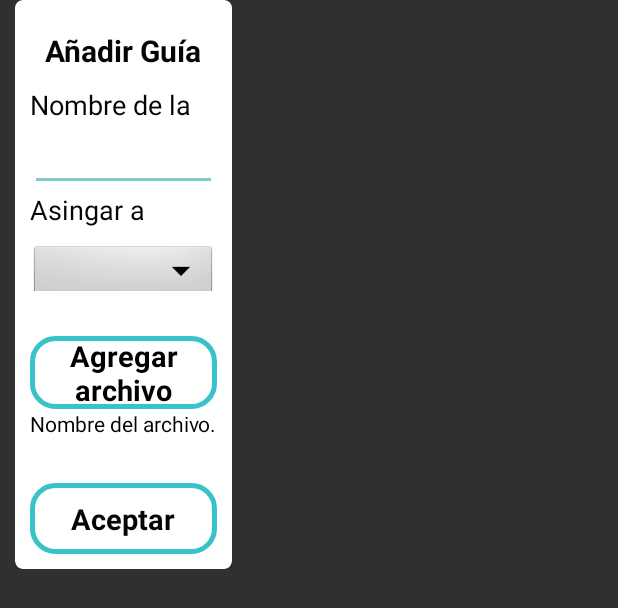
After one commit to Emarmota/EHL, an Android app: the layout a_alertdialog_guia.xml on its own in the app's theme, with its tools: preview values and no code run, on a phone screen of 412 x 824 dp. The commit adds this screen. Shown: the top 608 px of the screen. Run offline under Robolectric (Android 15) with nearby library versions, the phone set to English and light mode, and no system bars; network calls fail.

Commit message:
añadir guia fixed/ problema btn aceptar

```diff
--- a/app/src/main/java/mx/tec/EHL/MainActivity.kt
+++ b/app/src/main/java/mx/tec/EHL/MainActivity.kt
@@ -4,9 +4,12 @@ import android.content.Intent
 import androidx.appcompat.app.AppCompatActivity
 import android.os.Bundle
 import android.util.Log
+import android.view.LayoutInflater
 import android.widget.Button
 import android.widget.EditText
+import android.widget.TextView
 import android.widget.Toast
+import androidx.appcompat.app.AlertDialog
 import com.android.volley.Request
 import com.android.volley.Response
 import com.android.volley.toolbox.JsonArrayRequest
@@ -37,7 +40,19 @@ class MainActivity : AppCompatActivity() {
 
         val editTextTextPersonName = findViewById<EditText>(R.id.editTextTextPersonName)
         val editTextTextPassword = findViewById<EditText>(R.id.editTextTextPassword)
+        val listencontact = findViewById<TextView>(R.id.txtContact)
+
         var queue = Volley.newRequestQueue(this)
+
+        listencontact.setOnClickListener {
+            val view = LayoutInflater.from(this).inflate(R.layout.activity_popup_contacto, null)
+
+            val builder = AlertDialog.Builder(this)
+                    .setView(view)
+
+            val dialog = builder.show()
+        }
+
 
         val buttonIngresar=findViewById<Button>(R.id.buttonIngresar)
         buttonIngresar.setOnClickListener{
@@ -52,9 +67,7 @@ class MainActivity : AppCompatActivity() {
                 }
                 catch (e : Exception){
                     Toast.makeText(this,"No existe el usuario",Toast.LENGTH_SHORT).show()
-
                 }
-
             }
             val error = Response.ErrorListener {error ->
 //                Log.e("MENSAJE_ERROR",error.message!!)
@@ -63,9 +76,6 @@ class MainActivity : AppCompatActivity() {
             queue.add(request)
 
         }
-
-
-
     }
 
 
@@ -85,8 +95,9 @@ class MainActivity : AppCompatActivity() {
             val intent= Intent(this@MainActivity,MainActivityControlParental::class.java)
             startActivity(intent)
         }
+    }
 
-    }
+
     private fun saveSession(id: Int,pass: String){
         sharedPref.put(Constant.PREF_ID, id)
         sharedPref.put(Constant.PREF_PASSWORD, pass)
--- a/app/src/main/java/mx/tec/EHL/PopUpClassAñadirCQuiz.kt
+++ b/app/src/main/java/mx/tec/EHL/PopUpClassAñadirCQuiz.kt
@@ -59,9 +59,6 @@ class PopUpClassAñadirCQuiz(context: Context) {
         nombreAlumno = popupView.findViewById(R.id.txt_NombreAlum)
         val grupoSpinner = popupView.findViewById<Spinner>(R.id.spinner_grupo)
 
-
-
-
         var queue = Volley.newRequestQueue(context)
         val uri = "http://"+context.getString(R.string.ip_connection)+"/api/alumnosGruposMaestro/"+sharedPref.getInt(Constant.PREF_ID)
         val listener = Response.Listener<JSONArray> { response ->
@@ -86,10 +83,7 @@ class PopUpClassAñadirCQuiz(context: Context) {
         val request = JsonArrayRequest(Request.Method.GET, uri, null, listener, error)
         queue.add(request)
 
-
-
-
-
+        try {
             val continuarButton = popupView.findViewById<Button>(R.id.continuarButton)
             continuarButton.setOnClickListener { //As an example, display the message
                 Toast.makeText(view.context, "El alumno " + nombreAlumno!!.text.toString() + " ha sido agregado", Toast.LENGTH_SHORT).show()
@@ -100,8 +94,8 @@ class PopUpClassAñadirCQuiz(context: Context) {
                 intent.addFlags(Intent.FLAG_ACTIVITY_CLEAR_TOP)
                 context.startActivity(intent)
             }
-
-
+        }
+        catch (e: java.lang.NullPointerException){}
     }
 
     private fun AgregarCQuiz(context : Context){
@@ -110,7 +104,8 @@ class PopUpClassAñadirCQuiz(context: Context) {
         if(anadirConGrupo){
             grupoAlumno = textoEmergente!!.text.toString()
             uri = "http://"+context.getString(R.string.ip_connection)+"/api/maestroAgregarAlumnoConGrupo/"+sharedPref.getInt(Constant.PREF_ID)+"/"+URLEncoder.encode( nombreAlumno!!.text.toString(), "utf-8")+"/"+usuarioAlumno!!.text.toString()+"/"+contraseñaAlumno!!.text.toString()+"/"+URLEncoder.encode(grupoAlumno, "utf-8")+"/"+(usuarioAlumno!!.text.toString()+"_cp")+"/"+(usuarioAlumno!!.text.toString()+"_cp")
-        }else{
+        }
+        else{
             uri = "http://"+context.getString(R.string.ip_connection)+"/api/maestroAgregarAlumnoSinGrupo/"+URLEncoder.encode( nombreAlumno!!.text.toString(), "utf-8")+"/"+usuarioAlumno!!.text.toString()+"/"+contraseñaAlumno!!.text.toString()+"/"+URLEncoder.encode(grupoAlumno, "utf-8")+"/"+(usuarioAlumno!!.text.toString()+"_cp")+"/"+(usuarioAlumno!!.text.toString()+"_cp")
         }
 
@@ -124,7 +119,6 @@ class PopUpClassAñadirCQuiz(context: Context) {
         }
         val request = JsonArrayRequest(Request.Method.GET, uri, null, listener, error)
         queue.add(request)
-
     }
 
     private fun SetSpinnerValues( popupView : View, grupoSpinner: Spinner,  lista : List<String>){
@@ -168,8 +162,4 @@ class PopUpClassAñadirCQuiz(context: Context) {
                 }
             }
     }
-
-
-
-
 }
--- a/app/src/main/java/mx/tec/EHL/Profesor/activity_main_maestro_trabajos.kt
+++ b/app/src/main/java/mx/tec/EHL/Profesor/activity_main_maestro_trabajos.kt
@@ -6,8 +6,12 @@ import androidx.appcompat.app.AppCompatActivity
 import android.os.Bundle
 import android.provider.MediaStore
 import android.util.Log
+import android.view.LayoutInflater
+import android.view.View
 import android.widget.ImageView
+import android.widget.TextView
 import android.widget.Toast
+import androidx.appcompat.app.AlertDialog
 import androidx.recyclerview.widget.LinearLayoutManager
 import androidx.recyclerview.widget.RecyclerView
 import com.android.volley.Request
@@ -17,6 +21,8 @@ import com.android.volley.toolbox.Volley
 import com.google.firebase.ktx.Firebase
 import com.google.firebase.storage.FirebaseStorage
 import com.google.firebase.storage.ktx.storage
+import kotlinx.android.synthetic.main.a_alertdialog_guia.*
+import kotlinx.android.synthetic.main.a_alertdialog_guia.view.*
 import mx.tec.EHL.Adapter.ProfesorAdapter
 import mx.tec.EHL.Helper.Constant
 import mx.tec.EHL.Helper.PreferencesHelper
@@ -34,7 +40,7 @@ class activity_main_maestro_trabajos : AppCompatActivity() {
 
     private val STOAGE_PERMISSION_CODE : Int =1000
     val FILE = 1
-
+    var save = false
     private var imageData : ByteArray?=null
     val storage = Firebase.storage("gs://my-project-d35b1.appspot.com")
     val storageRef = storage.reference
@@ -45,8 +51,25 @@ class activity_main_maestro_trabajos : AppCompatActivity() {
 
             val btnAddGuia = findViewById<ImageView>(R.id.btnAddGuia)
             btnAddGuia.setOnClickListener {
-                openContent()
+
+                val view = LayoutInflater.from(this).inflate(R.layout.a_alertdialog_guia, null)
+
+                val builder = AlertDialog.Builder(this)
+                        .setView(view)
+
+                val dialog = builder.show()
+
+                dialog.btnagregarguia.setOnClickListener {
+                    openContent()
+                }
+
+                view.btnaceptarguia.setOnClickListener {
+                    save=true
+                    //dialog.dismiss()
+
+                }
             }
+
             val btnAddCQuiz = findViewById<ImageView>(R.id.btnAddCQuiz)
             btnAddCQuiz.setOnClickListener {v ->
                 val a = PopUpClassAñadirCQuiz(this)
@@ -60,9 +83,6 @@ class activity_main_maestro_trabajos : AppCompatActivity() {
                 intent.addFlags(Intent.FLAG_ACTIVITY_CLEAR_TOP)
                 startActivity(intent)
             }
-
-
-
 
             var queue1 = Volley.newRequestQueue(this)
             val uri1 =
@@ -110,10 +130,6 @@ class activity_main_maestro_trabajos : AppCompatActivity() {
             }
             val request1 = JsonArrayRequest(Request.Method.GET, uri1, null, listener1, error1)
             queue1.add(request1)
-
-
-
-
 
 
             var queue = Volley.newRequestQueue(this)
@@ -202,10 +218,13 @@ class activity_main_maestro_trabajos : AppCompatActivity() {
         var storageRef = FirebaseStorage.getInstance().reference.child("files").child(fileName)
         storageRef.putFile(fileUri).addOnSuccessListener {
             Toast.makeText(this, "Se ha subido el archivo correctamente", Toast.LENGTH_LONG).show()
+            save=false
+            nombrartexto(fileName)
         }
     }
 
-
-
-
+    fun nombrartexto(nombre: String)
+    {
+        txtarchivo.text= nombre
+    }
 }
--- /dev/null
+++ b/app/src/main/res/layout/a_alertdialog_guia.xml
@@ -0,0 +1,107 @@
+<?xml version="1.0" encoding="utf-8"?>
+<LinearLayout xmlns:android="http://schemas.android.com/apk/res/android"
+    xmlns:app="http://schemas.android.com/apk/res-auto"
+    android:layout_width="wrap_content"
+    android:layout_height="wrap_content"
+    android:gravity="center"
+    android:paddingLeft="10dp"
+    android:paddingRight="10dp">
+
+    <androidx.cardview.widget.CardView
+        android:layout_width="match_parent"
+        android:layout_height="wrap_content"
+        android:background="#9EF8EDED"
+        android:backgroundTint="#FFFFFF"
+        app:cardCornerRadius="5dp">
+
+        <LinearLayout
+            android:layout_width="match_parent"
+            android:layout_height="match_parent"
+            android:orientation="vertical"
+            android:padding="10dp">
+
+
+            <TextView
+                android:id="@+id/titleText"
+                android:layout_width="wrap_content"
+                android:layout_height="wrap_content"
+                android:layout_gravity="left"
+                android:padding="10dp"
+                android:text="Añadir Guía"
+                android:textColor="#050505"
+                android:textSize="20sp"
+                android:textStyle="bold" />
+
+            <TextView
+                android:id="@+id/tv_nombrealum"
+                android:layout_width="match_parent"
+                android:layout_height="wrap_content"
+                android:text="Nombre de la guía: "
+                android:textColor="#050505"
+                android:textSize="18sp" />
+
+            <EditText
+                android:id="@+id/txt_NombreGuia"
+                android:layout_width="match_parent"
+                android:layout_height="wrap_content"
+                android:ems="10"
+                android:inputType="textPersonName"
+                android:maxLength="16"
+                android:textColor="#050505" />
+
+            <TextView
+                android:id="@+id/tv_ingresargrupo"
+                android:layout_width="match_parent"
+                android:layout_height="wrap_content"
+                android:text="Asingar a grupo"
+                android:textColor="#050505"
+                android:textSize="18sp" />
+
+            <FrameLayout
+                android:layout_width="match_parent"
+                android:layout_height="42dp"
+                android:background="#FFFFFF">
+
+                <Spinner
+                    android:id="@+id/spinner_grupoguia"
+                    style="@style/spinner_bg"
+                    android:layout_width="match_parent"
+                    android:layout_height="40dp"
+                    android:layout_marginTop="10dp" />
+            </FrameLayout>
+
+            <LinearLayout
+                android:id="@+id/container"
+                android:layout_width="match_parent"
+                android:layout_height="match_parent"
+                android:orientation="vertical">
+
+                <Button
+                    android:id="@+id/btnagregarguia"
+                    style="@style/btn_normal"
+                    android:layout_width="match_parent"
+                    android:layout_height="wrap_content"
+                    android:layout_marginTop="30dp"
+                    android:text="Agregar archivo" />
+
+                <TextView
+                    android:id="@+id/txtarchivo"
+                    android:layout_width="match_parent"
+                    android:layout_height="wrap_content"
+                    android:text="Nombre del archivo."
+                    android:textColor="#000000" />
+
+                <Button
+                    android:id="@+id/btnaceptarguia"
+                    style="@style/btn_sinrelleno"
+                    android:layout_width="match_parent"
+                    android:layout_height="wrap_content"
+                    android:layout_marginTop="30dp"
+                    android:text="Aceptar"
+                    android:textColor="#050505" />
+
+            </LinearLayout>
+
+        </LinearLayout>
+    </androidx.cardview.widget.CardView>
+</LinearLayout>
--- a/app/src/main/res/layout/activity_main.xml
+++ b/app/src/main/res/layout/activity_main.xml
@@ -97,7 +97,7 @@
                 app:layout_constraintTop_toBottomOf="@+id/editTextTextPassword" />
 
             <Button
-                android:id="@+id/button2"
+                android:id="@+id/txtContact"
                 style="@style/btn_nada"
                 android:layout_width="90dp"
                 android:layout_height="34dp"
--- a/app/src/main/res/layout/activity_popup_contacto.xml
+++ b/app/src/main/res/layout/activity_popup_contacto.xml
@@ -3,7 +3,6 @@
     xmlns:app="http://schemas.android.com/apk/res-auto"
     android:layout_width="wrap_content"
     android:layout_height="wrap_content"
-    android:background="#83FFFFFF"
     android:gravity="center"
     android:paddingLeft="10dp"
     android:paddingRight="10dp">
--- a/app/src/main/res/values/strings.xml
+++ b/app/src/main/res/values/strings.xml
@@ -1,13 +1,13 @@
 <resources>
     <string name="app_name">EHL</string>
 
-    <!--
 
     <string name="ip_connection">192.168.100.2:3000</string>
+
+
+<!--
+    <string name="ip_connection">192.168.50.22:3000</string>
     -->
-
-    <string name="ip_connection">192.168.50.22:3000</string>
-
     <string-array name="gruposlocal">
         <item>Grupo 1</item>
         <item>Grupo 2</item>
```
Lines whose indentation alone changed are shown as unchanged.
